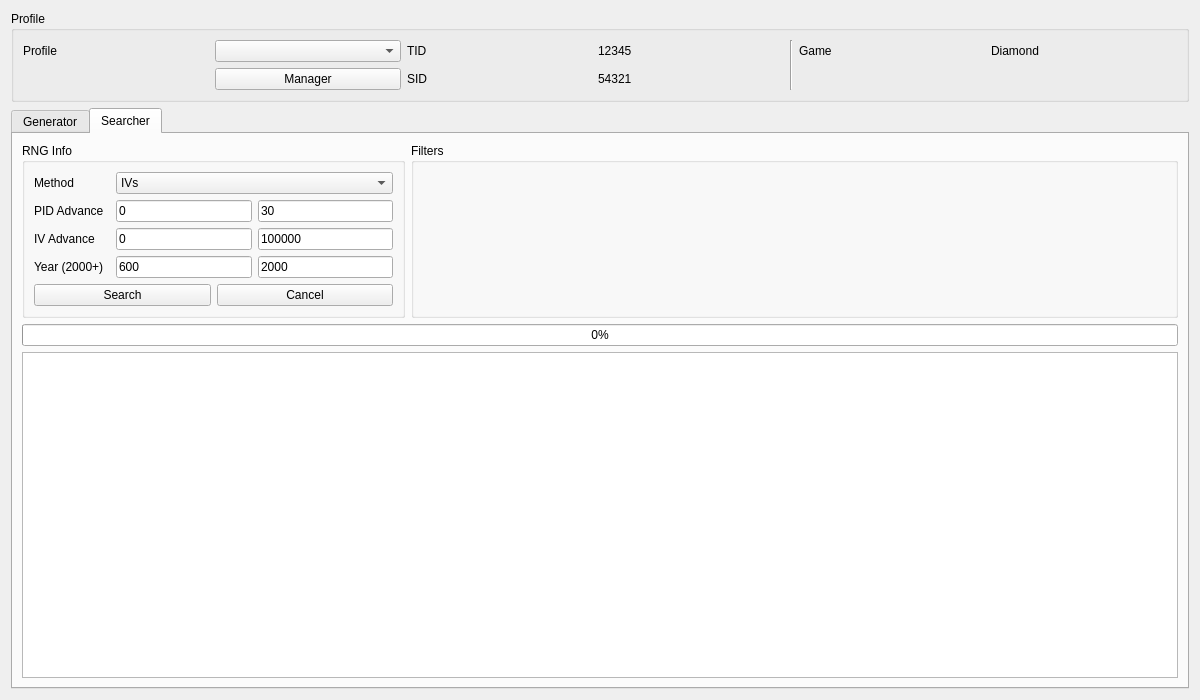
Admiral-Fish/PokeFinder, file Source/Forms/Gen4/PokeWalker.ui: the form before one commit.
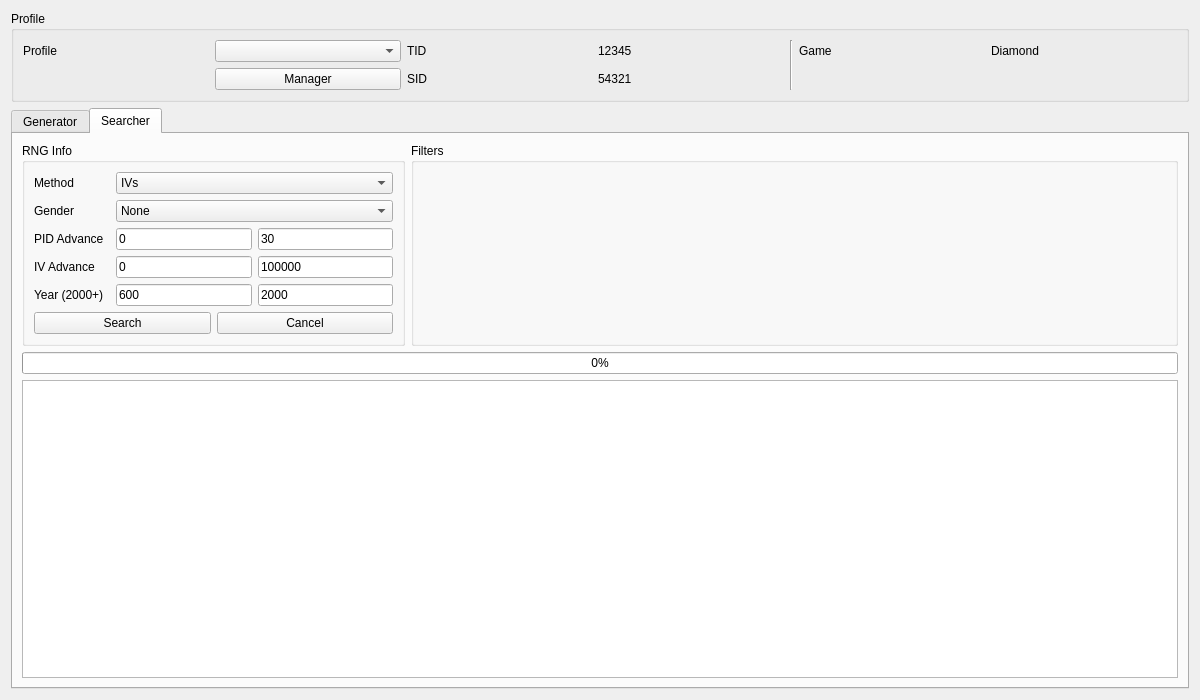
The form after the commit. The open tabs and pages were chosen to show the change. Custom widgets are drawn as their Qt base class.

Commit message: Implement full PokeWalker PID Generation

What changed in the file:
```diff
--- a/Source/Forms/Gen4/PokeWalker.ui
+++ b/Source/Forms/Gen4/PokeWalker.ui
@@ -264,7 +264,27 @@
           <string>RNG Info</string>
          </property>
          <layout class="QGridLayout" name="gridLayout_7">
-          <item row="4" column="0" colspan="4">
+          <item row="2" column="2">
+           <widget class="TextBox" name="textBoxSearcherPIDMinAdvance">
+            <property name="text">
+             <string notr="true">0</string>
+            </property>
+            <property name="maxLength">
+             <number>10</number>
+            </property>
+           </widget>
+          </item>
+          <item row="4" column="2">
+           <widget class="TextBox" name="textBoxSearcherMinDelay">
+            <property name="text">
+             <string notr="true">600</string>
+            </property>
+            <property name="maxLength">
+             <number>10</number>
+            </property>
+           </widget>
+          </item>
+          <item row="5" column="0" colspan="4">
            <layout class="QHBoxLayout" name="horizontalLayout">
             <item>
              <widget class="QPushButton" name="pushButtonSearch">
@@ -282,37 +302,47 @@
             </item>
            </layout>
           </item>
-          <item row="2" column="0">
+          <item row="4" column="0">
+           <widget class="QLabel" name="labelSearcherDelay">
+            <property name="text">
+             <string>Year (2000+)</string>
+            </property>
+           </widget>
+          </item>
+          <item row="4" column="3">
+           <widget class="TextBox" name="textBoxSearcherMaxDelay">
+            <property name="text">
+             <string notr="true">2000</string>
+            </property>
+            <property name="maxLength">
+             <number>10</number>
+            </property>
+           </widget>
+          </item>
+          <item row="3" column="0">
            <widget class="QLabel" name="labelSearcherIVAdvance">
             <property name="text">
              <string>IV Advance</string>
             </property>
            </widget>
           </item>
-          <item row="1" column="0">
+          <item row="3" column="2">
+           <widget class="TextBox" name="textBoxSearcherIVMinAdvance">
+            <property name="text">
+             <string notr="true">0</string>
+            </property>
+            <property name="maxLength">
+             <number>10</number>
+            </property>
+           </widget>
+          </item>
+          <item row="2" column="0">
            <widget class="QLabel" name="labelSearcherPIDState">
             <property name="text">
              <string>PID Advance</string>
             </property>
            </widget>
           </item>
-          <item row="0" column="0">
-           <widget class="QLabel" name="labelSearcherMethod">
-            <property name="text">
-             <string>Method</string>
-            </property>
-           </widget>
-          </item>
-          <item row="1" column="2">
-           <widget class="TextBox" name="textBoxSearcherPIDMinAdvance">
-            <property name="text">
-             <string notr="true">0</string>
-            </property>
-            <property name="maxLength">
-             <number>10</number>
-            </property>
-           </widget>
-          </item>
           <item row="0" column="2" colspan="2">
            <widget class="ComboBox" name="comboBoxSearcherMethod">
             <item>
@@ -333,26 +363,6 @@
            </widget>
           </item>
           <item row="3" column="3">
-           <widget class="TextBox" name="textBoxSearcherMaxDelay">
-            <property name="text">
-             <string notr="true">2000</string>
-            </property>
-            <property name="maxLength">
-             <number>10</number>
-            </property>
-           </widget>
-          </item>
-          <item row="2" column="2">
-           <widget class="TextBox" name="textBoxSearcherIVMinAdvance">
-            <property name="text">
-             <string notr="true">0</string>
-            </property>
-            <property name="maxLength">
-             <number>10</number>
-            </property>
-           </widget>
-          </item>
-          <item row="2" column="3">
            <widget class="TextBox" name="textBoxSearcherIVMaxAdvance">
             <property name="text">
              <string notr="true">100000</string>
@@ -362,17 +372,7 @@
             </property>
            </widget>
           </item>
-          <item row="3" column="2">
-           <widget class="TextBox" name="textBoxSearcherMinDelay">
-            <property name="text">
-             <string notr="true">600</string>
-            </property>
-            <property name="maxLength">
-             <number>10</number>
-            </property>
-           </widget>
-          </item>
-          <item row="1" column="3">
+          <item row="2" column="3">
            <widget class="TextBox" name="textBoxSearcherPIDMaxAdvance">
             <property name="text">
              <string notr="true">30</string>
@@ -382,13 +382,39 @@
             </property>
            </widget>
           </item>
-          <item row="3" column="0">
-           <widget class="QLabel" name="labelSearcherDelay">
+          <item row="0" column="0">
+           <widget class="QLabel" name="labelSearcherMethod">
             <property name="text">
-             <string>Year (2000+)</string>
+             <string>Method</string>
             </property>
            </widget>
           </item>
+          <item row="1" column="0">
+           <widget class="QLabel" name="labelSearcherGender">
+            <property name="text">
+             <string>Gender</string>
+            </property>
+           </widget>
+          </item>
+          <item row="1" column="2" colspan="2">
+           <widget class="ComboBox" name="comboBoxSearcherGender">
+            <item>
+             <property name="text">
+              <string>None</string>
+             </property>
+            </item>
+            <item>
+             <property name="text">
+              <string>Male</string>
+             </property>
+            </item>
+            <item>
+             <property name="text">
+              <string>Female</string>
+             </property>
+            </item>
+           </widget>
+          </item>
          </layout>
         </widget>
        </item>
```
Left out of the diff: 100 changed lines with no effect on the pictures. The commit also changes 3 other files.
